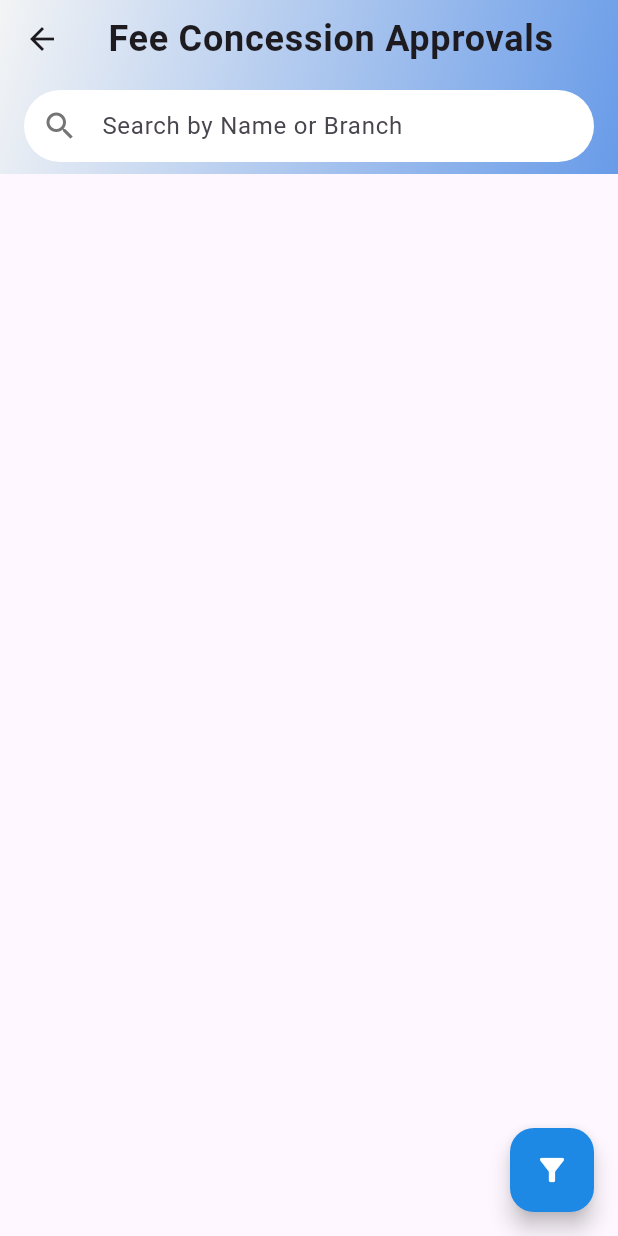
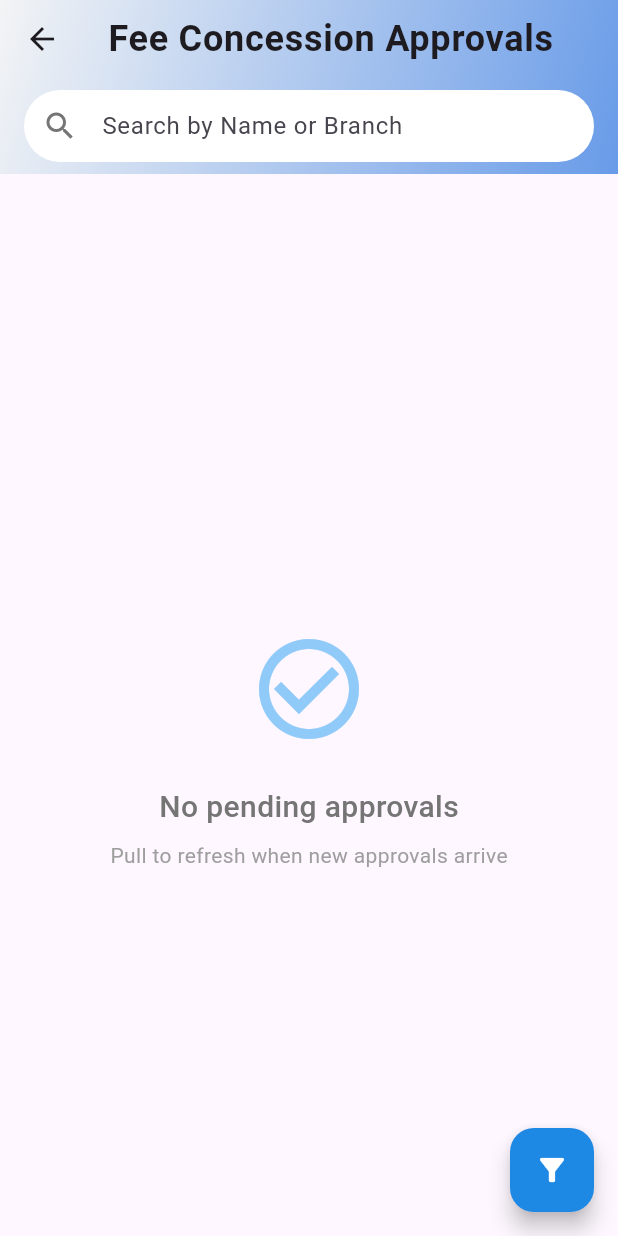
Before and after one commit to kiran-classet/classet_admin_flutter, a Flutter app: the FeeConcessionApprovalScreen screen opened directly, on a phone screen of 412 x 824 dp. Run offline on Flutter 3.47's test engine with Material 3 defaults, Android fonts, the phone set to English and light mode, and no system bars; drawn by our look-alikes of showcaseview; our stand-ins replace fl_chart, flutter_riverpod, flutter_secure_storage, go_router, shared_preferences, shimmer; missing offline and left inert: amazon_cognito_identity_dart_2; accounts and stored records are empty; network calls fail.

Commit message:
feat: update localhost API URL and enhance fee concession approval screen with empty state handling

```diff
--- a/lib/core/services/api_service.dart
+++ b/lib/core/services/api_service.dart
@@ -9,7 +9,7 @@ class ApiService {
   static const String productionBaseUrl =
       'https://d0xfkv0fi4.execute-api.ap-south-2.amazonaws.com/sasprod/v1/data/';
 
-  static const String localhostBaseUrl = 'http://192.168.0.114:4000/v1/data/';
+  static const String localhostBaseUrl = 'http://192.168.1.5:4000/v1/data/';
   // static const String localhostBaseUrl = 'http://192.168.1.12:4000/v1/data/';
 
   static const String baseUrl =
--- a/lib/features/approvals/views/fee_concession_approval.dart
+++ b/lib/features/approvals/views/fee_concession_approval.dart
@@ -1,3 +1,5 @@
+import 'dart:convert';
+
 import 'package:classet_admin/core/providers/filter_provider.dart';
 import 'package:classet_admin/features/auth/providers/admin_user_provider.dart';
 import 'package:flutter/material.dart';
@@ -223,18 +225,36 @@ class _FeeConcessionApprovalScreenState
     });
 
     try {
-      final apiService = ApiService();
-      final payload = _approvalStatuses.entries
-          .map((entry) => {
-                "approvalId": entry.key,
-                "status": entry.value,
-              })
+      final selectedUser =
+          _usersWithApprovals.firstWhere((u) => u['_id'] == _selectedUserId);
+      final filterData = _userAssignedDetails!['adminUserAssignedLevelDetails']
+          .where((element) => element['_id'] == selectedUser['branchId'])
           .toList();
 
-      final response = await apiService.post(
-        'concession-approval/update-approval-status',
-        {"approvals": payload},
-      );
+      final concessionRaised = selectedUser['concessionsRaised'];
+
+      for (var concession in concessionRaised) {
+        final approvalId = concession['_id'];
+        if (_approvalStatuses.containsKey(approvalId)) {
+          concession['isConcessionApproved'] =
+              _approvalStatuses[approvalId] == 'approved';
+        } else {
+          concession['isConcessionApproved'] = false;
+        }
+      }
+      final payload = {
+        "_id": _selectedUserId,
+        "user_id": selectedUser['user_id'],
+        "isClosed": true,
+        "remarks": "",
+        "concessionsRaised": concessionRaised,
+        "branchId": selectedUser['branchId'],
+        "handledBy": selectedUser['handledBy'] ?? [],
+        "levelAndBranchDetails": filterData,
+      };
+      final apiService = ApiService();
+      final response = await apiService.put(
+          'concession-approval/update-concession-approvals', payload);
 
       if (response['status'] == true) {
         ScaffoldMessenger.of(context).showSnackBar(
@@ -243,12 +263,17 @@ class _FeeConcessionApprovalScreenState
         );
         setState(() {
           _approvalStatuses.clear();
+          _selectedUserId = null; // Navigate back to the user list screen
         });
+        await _fetchUsersAndApprovals();
       } else {
         print('Failed to save statuses: ${response['message']}');
       }
     } catch (e) {
       print('Error saving statuses: $e');
+      ScaffoldMessenger.of(context).showSnackBar(
+        const SnackBar(content: Text('Failed to save approvals.')),
+      );
     } finally {
       setState(() {
         _isLoading = false;
@@ -258,8 +283,16 @@ class _FeeConcessionApprovalScreenState
 
   // Add this helper method to check if all approvals are acted upon
   bool _allApprovalsActedUpon(List<dynamic> approvals) {
-    return approvals
-        .every((approval) => _approvalStatuses.containsKey(approval['_id']));
+    final missingApprovals = approvals
+        .where((approval) => !_approvalStatuses.containsKey(approval['_id']))
+        .toList();
+
+    if (missingApprovals.isNotEmpty) {
+      print(
+          'Missing approvals: ${missingApprovals.map((a) => a['_id']).toList()}');
+    }
+
+    return missingApprovals.isEmpty;
   }
 
   Future<void> _showConfirmationDialog(
@@ -272,12 +305,16 @@ class _FeeConcessionApprovalScreenState
         .length;
     final totalApprovedConcession = approvals
         .where((approval) => _approvalStatuses[approval['_id']] == 'approved')
-        .fold(0,
-            (sum, approval) => sum + ((approval['currentConAmt'] ?? 0) as int));
+        .fold<num>(0, (sum, approval) {
+      final currentConAmt = approval['currentConAmt'];
+      return sum + (currentConAmt is num ? currentConAmt : 0);
+    });
     final totalRejectedConcession = approvals
         .where((approval) => _approvalStatuses[approval['_id']] == 'rejected')
-        .fold(0,
-            (sum, approval) => sum + ((approval['currentConAmt'] ?? 0) as int));
+        .fold<num>(0, (sum, approval) {
+      final currentConAmt = approval['currentConAmt'];
+      return sum + (currentConAmt is num ? currentConAmt : 0);
+    });
 
     return showDialog<void>(
       context: context,
@@ -339,7 +376,7 @@ class _FeeConcessionApprovalScreenState
                   icon: Icons.check_circle_outline,
                   title: 'Approved',
                   count: approvedCount,
-                  amount: totalApprovedConcession,
+                  amount: totalApprovedConcession.toInt(),
                   color: Colors.green,
                 ),
                 const SizedBox(height: 16),
@@ -349,7 +386,7 @@ class _FeeConcessionApprovalScreenState
                   icon: Icons.cancel_outlined,
                   title: 'Rejected',
                   count: rejectedCount,
-                  amount: totalRejectedConcession,
+                  amount: totalRejectedConcession.toInt(),
                   color: Colors.red,
                 ),
                 const SizedBox(height: 24),
@@ -389,7 +426,6 @@ class _FeeConcessionApprovalScreenState
                         _saveApprovalStatuses();
                       },
                       style: ElevatedButton.styleFrom(
-                        // primary: Colors.blue.shade700,
                         padding: const EdgeInsets.symmetric(
                           horizontal: 24,
                           vertical: 12,
@@ -485,6 +521,54 @@ class _FeeConcessionApprovalScreenState
     );
   }
 
+  Widget _buildEmptyState() {
+    return ListView(
+      children: [
+        SizedBox(
+          height: MediaQuery.of(context).size.height - kToolbarHeight,
+          child: Center(
+            child: Column(
+              mainAxisAlignment: MainAxisAlignment.center,
+              children: [
+                TweenAnimationBuilder(
+                  tween: Tween<double>(begin: 0, end: 1),
+                  duration: const Duration(milliseconds: 800),
+                  builder: (context, double value, child) {
+                    return Transform.scale(
+                      scale: value,
+                      child: Icon(
+                        Icons.check_circle_outline,
+                        size: 80,
+                        color: Colors.blue.shade200,
+                      ),
+                    );
+                  },
+                ),
+                const SizedBox(height: 24),
+                Text(
+                  'No pending approvals',
+                  style: TextStyle(
+                    fontSize: 20,
+                    fontWeight: FontWeight.w500,
+                    color: Colors.grey.shade600,
+                  ),
+                ),
+                const SizedBox(height: 8),
+                Text(
+                  'Pull to refresh when new approvals arrive',
+                  style: TextStyle(
+                    fontSize: 14,
+                    color: Colors.grey.shade500,
+                  ),
+                ),
+              ],
+            ),
+          ),
+        ),
+      ],
+    );
+  }
+
   Widget _buildUserList() {
     if (_isLoading) {
       return ListView.builder(
@@ -512,6 +596,10 @@ class _FeeConcessionApprovalScreenState
           );
         },
       );
+    }
+
+    if (_filteredUsers.isEmpty) {
+      return _buildEmptyState(); // Show empty state when no users are found
     }
 
     return ListView.builder(
@@ -710,6 +798,7 @@ class _FeeConcessionApprovalScreenState
                                       ? Colors.green
                                       : Colors.red,
                                   fontWeight: FontWeight.bold,
+                                  fontSize: 14,
                                 ),
                               ),
                       ),
--- a/lib/features/approvals/views/student_status_change_approval_screen.dart
+++ b/lib/features/approvals/views/student_status_change_approval_screen.dart
@@ -201,9 +201,6 @@ class _StudentStatusChangeApprovalScreenState
     setState(() {
       _isLoading = true; // Show loader
     });
-    print(
-        'User Assigned Details: ${_userAssignedDetails!['adminUserAssignedLevelDetails']}');
-    print('Approval Data Branch ID: ${approvalData['branchId']}');
 
     final filterData = _userAssignedDetails!['adminUserAssignedLevelDetails']
         .where((element) => element['_id'] == approvalData['branchId'])
```
